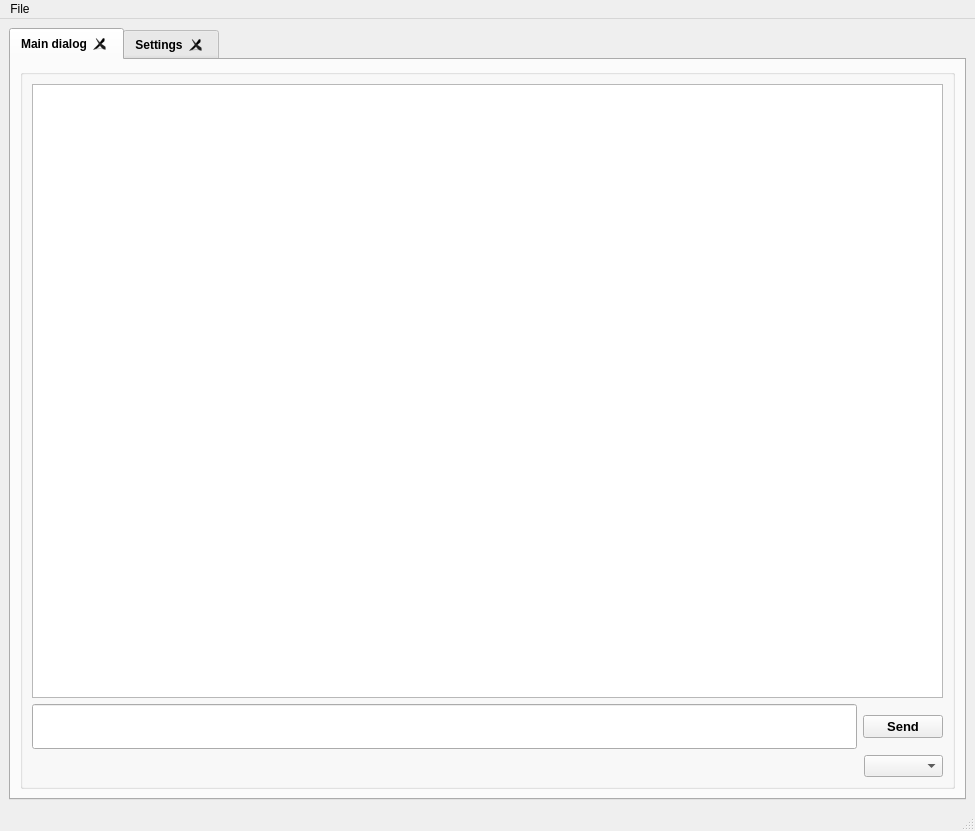
Ast1o465/QTChatStudio, file QTChatStudio/mainwindow.ui: the form before one commit.
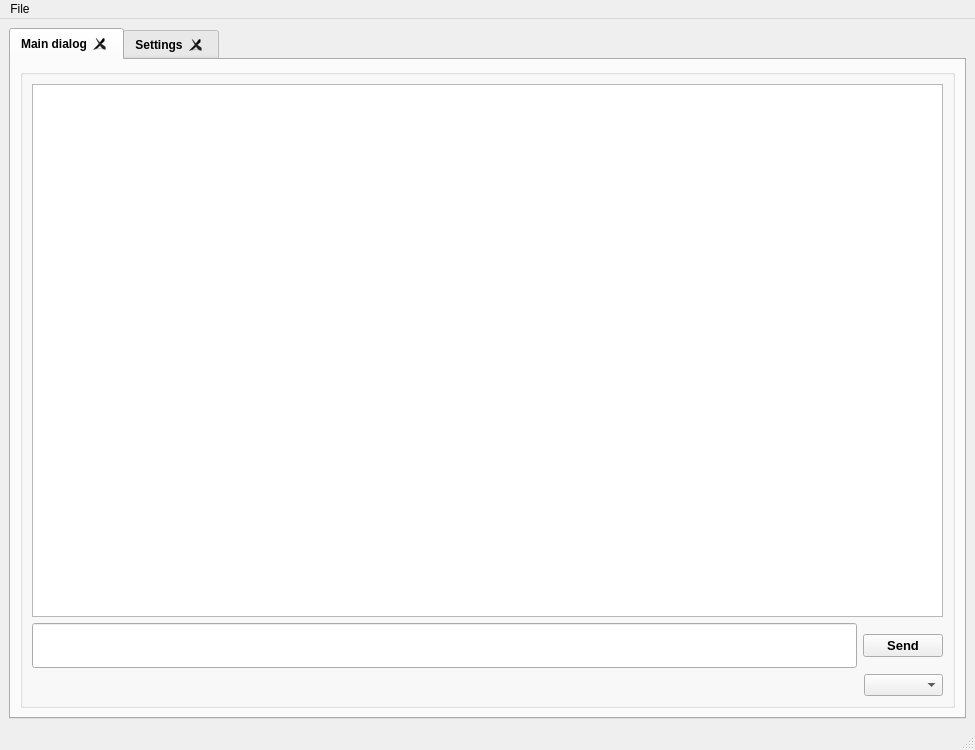
The form after the commit.

Diff of the .ui file:
```diff
--- a/QTChatStudio/mainwindow.ui
+++ b/QTChatStudio/mainwindow.ui
@@ -7,7 +7,7 @@
     <x>0</x>
     <y>0</y>
     <width>975</width>
-    <height>831</height>
+    <height>750</height>
    </rect>
   </property>
   <property name="windowTitle">
```
